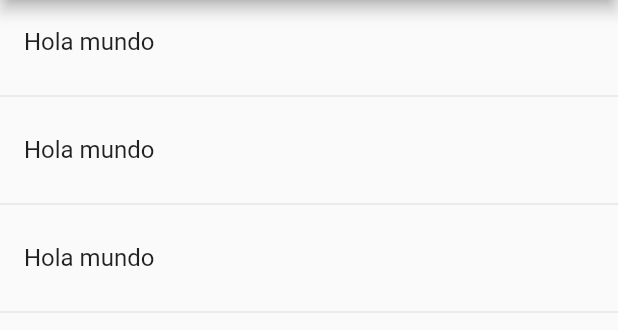
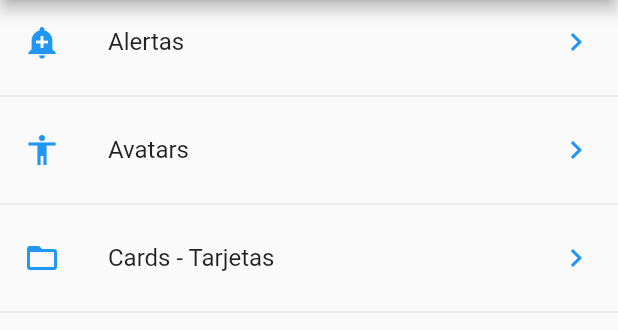
Before and after one commit to CarlosDez23/componentes_flutter, a Flutter app: the screen it shows after launch, on a phone screen of 412 x 824 dp, the part 84-414 px from its top. Run offline on Flutter 3.47's test engine with Material 2 defaults, Android fonts, the phone set to English and light mode, and no system bars.

```diff
--- a/lib/main.dart
+++ b/lib/main.dart
@@ -1,7 +1,8 @@
+import 'package:componentes_flutter/src/routes/routes.dart';
 import 'package:flutter/material.dart';
 
+import 'package:componentes_flutter/src/pages/alert_page.dart';
 
-import 'package:componentes_flutter/src/pages/home_page.dart';
 //import 'package:componentes_flutter/src/pages/home_temp.dart';
 
 
@@ -13,7 +14,15 @@ class MyApp extends StatelessWidget {
     return MaterialApp(
       title: 'ComponentesApp',
       debugShowCheckedModeBanner: false,
-      home:  HomePage(),
+      //Rutas de la aplicación
+      initialRoute: '/',
+      routes: getApplicationRoutes(),
+      //Controlamos rutas no existentes
+      onGenerateRoute: (settings){
+        return MaterialPageRoute(
+          builder: (BuildContext context) => AlertPage()
+        );
+      },
     );
   }
 }
--- a/lib/src/pages/home_page.dart
+++ b/lib/src/pages/home_page.dart
@@ -1,6 +1,8 @@
 import 'package:flutter/material.dart';
 
 import 'package:componentes_flutter/src/providers/menu_provider.dart';
+import 'package:componentes_flutter/src/utils/icon_string_util.dart';
+
 
 class HomePage extends StatelessWidget {
   @override
@@ -13,28 +15,38 @@ class HomePage extends StatelessWidget {
     );
   }
 
-
+  /*
+   * Sacamos los  datos de nuestro provider utilizando FutureBuilder
+   */
   Widget _list() {
-    print(menuProvider.options);
-    return ListView(
-      children: _createItems(),
+    return FutureBuilder(
+      //Lo que vamos a consultar que puede tardar
+      future: menuProvider.loadData(),
+      //Datos iniciales
+      initialData: [],
+      builder: (context, AsyncSnapshot<List<dynamic>> snapshot) {
+        return ListView(
+          children: _createItems(snapshot.data, context),
+        );
+      }
     );
   }
 
-  List<Widget> _createItems() {
-    return [
-      ListTile(
-        title: Text('Hola mundo'),
-      ),
-      Divider(),
-      ListTile(
-        title: Text('Hola mundo'),
-      ),
-      Divider(),
-      ListTile(
-        title: Text('Hola mundo'),
-      ),
-      Divider(),
-    ];
+  /*Recorremos los datos montando nuestro ListTile*/
+  List<Widget> _createItems(List<dynamic> data, BuildContext context) {
+    final List<Widget> options = [];
+    data.forEach((opt) {
+      final Widget aux = ListTile(
+        title: Text(opt["texto"]),
+        leading: getIcon(opt["icon"]),
+        trailing: Icon(Icons.keyboard_arrow_right, color: Colors.blue),
+        onTap:(){
+          //Navegación a otras pantallas
+          Navigator.pushNamed(context, opt['ruta']);
+        },
+      );
+      options..add(aux)..add(Divider());
+    });
+    return options;
   }
 }
--- /dev/null
+++ b/lib/src/routes/routes.dart
@@ -0,0 +1,16 @@
+import 'package:componentes_flutter/src/pages/card_page.dart';
+import 'package:flutter/material.dart';
+
+import 'package:componentes_flutter/src/pages/alert_page.dart';
+import 'package:componentes_flutter/src/pages/avatar_page.dart';
+import 'package:componentes_flutter/src/pages/home_page.dart';
+
+
+Map<String, WidgetBuilder> getApplicationRoutes(){
+  return <String, WidgetBuilder>{
+    '/'      : (BuildContext context) => HomePage(),
+    'alert'  : (BuildContext context) => AlertPage(),
+    'avatar' : (BuildContext context) => AvatarPage(),
+    'card'   : (BuildContext context) => CardPage(),
+  };
+}
--- /dev/null
+++ b/lib/src/utils/icon_string_util.dart
@@ -0,0 +1,15 @@
+import 'package:flutter/material.dart';
+
+final _icons = <String, IconData> {
+  'add_alert'     : Icons.add_alert,
+  'accessibility' : Icons.accessibility,
+  'folder_open'   : Icons.folder_open,
+};
+
+/*Creamos un mapa de correspondencia entre iconos
+y strings con los nombres de los mismos, de forma
+que buscamos ese icono que nos llega a la función
+en nuestro mapa*/
+Icon getIcon(String iconName){
+  return Icon (_icons[iconName], color: Colors.blue);
+}
--- a/pubspec.yaml
+++ b/pubspec.yaml
@@ -47,6 +47,7 @@ flutter:
   # To add assets to your application, add an assets section, like this:
   assets:
     - data/menu_opts.json
+    - assets/
   #   - images/a_dot_burr.jpeg
   #   - images/a_dot_ham.jpeg
 
```
Also changed, not shown: lib/src/pages/alert_page.dart (added, +20 -0 lines), lib/src/pages/avatar_page.dart (added, +13 -0 lines), lib/src/pages/card_page.dart (added, +76 -0 lines), assets/loading.gif (added).
